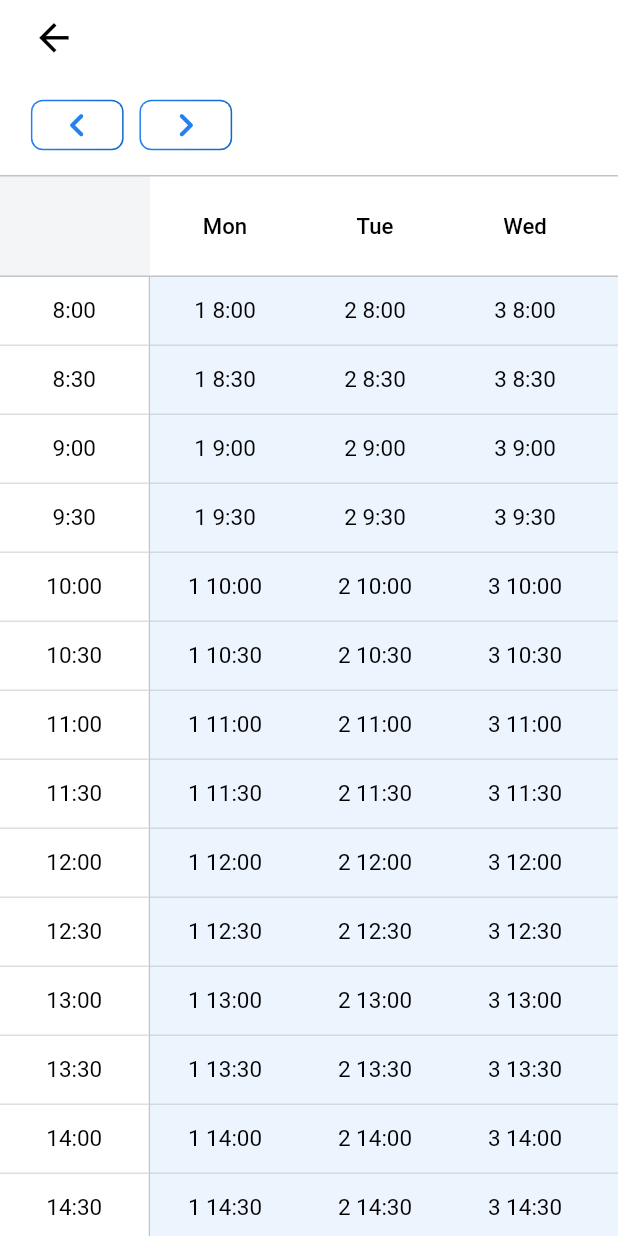
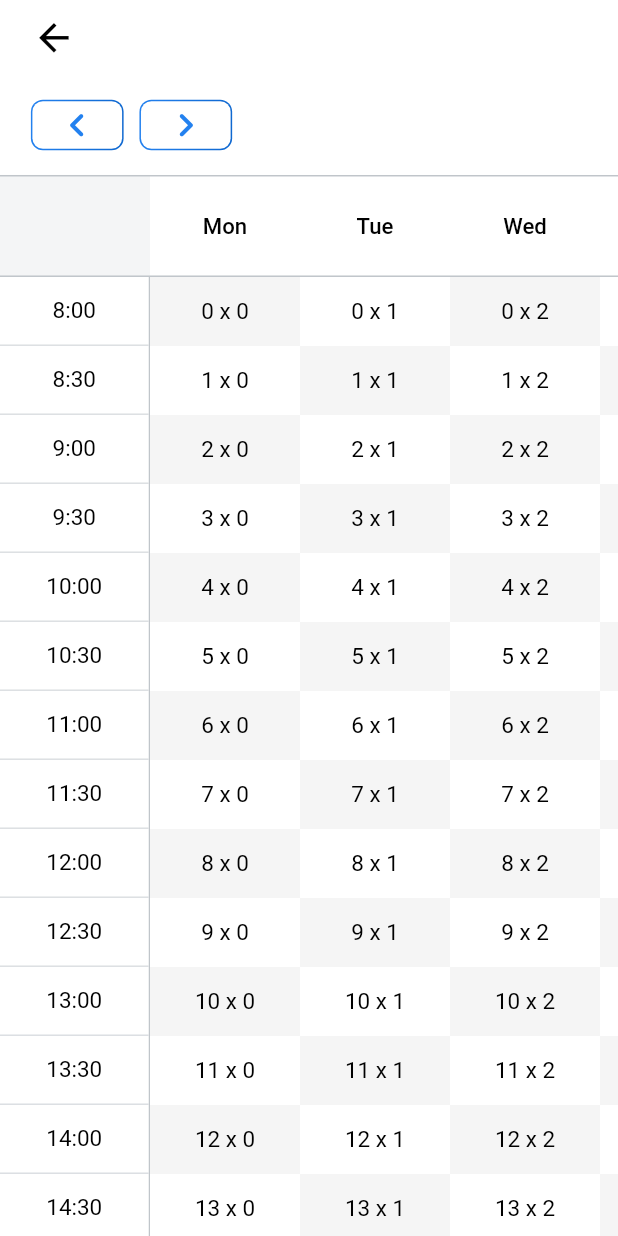
Before and after one commit to coderof19clc7/MobileApplicationProgrammingAdvance, a Flutter app: the BookingPage screen opened directly, on a phone screen of 412 x 824 dp. Run offline on Flutter 3.47's test engine with Material 2 defaults, Android fonts, the phone set to English and light mode, and no system bars; our stand-ins replace chewie, flutter_svg, page_transition, stop_watch_timer, video_player; missing offline and left inert: syncfusion_flutter_pdfviewer; network calls fail.

Commit message:
try to making new multiple directional scrollable board with interactviewer.builder to improve performance (not done yet)

```diff
--- a/lib/presentations/screens/booking/booking_page.dart
+++ b/lib/presentations/screens/booking/booking_page.dart
@@ -1,6 +1,7 @@
 import 'package:flutter/material.dart';
 import 'package:one_one_learn/configs/constants/dimens.dart';
 import 'package:one_one_learn/presentations/screens/booking/widgets/multiple_scroll_direction_board.dart';
+import 'package:one_one_learn/presentations/screens/booking/widgets/multiple_scroll_direction_board_with_interactive_viewer_builder.dart';
 import 'package:one_one_learn/presentations/widgets/app_bar/simple_app_bar.dart';
 import 'package:one_one_learn/presentations/widgets/buttons/primary_outline_button.dart';
 import 'package:one_one_learn/presentations/widgets/spaces/empty_proportional_space.dart';
@@ -43,7 +44,7 @@ class BookingPage extends StatelessWidget {
             ),
           ),
           Expanded(
-            child: MultipleScrollDirectionBoard(
+            child: MultipleScrollDirectionBoardWithInteractiveViewerBuilder(
               onPress: (String dateSelected) {
                 print('dateSelected: $dateSelected');
               },
--- /dev/null
+++ b/lib/presentations/screens/booking/widgets/multiple_scroll_direction_board_with_interactive_viewer_builder.dart
@@ -0,0 +1,417 @@
+import 'package:flutter/material.dart';
+import 'package:one_one_learn/configs/app_configs/app_extensions.dart';
+import 'package:one_one_learn/configs/constants/dimens.dart';
+import 'package:one_one_learn/presentations/widgets/others/linked_scroll_controller.dart';
+import 'package:vector_math/vector_math_64.dart' show Quad, Vector3;
+
+class MultipleScrollDirectionBoardWithInteractiveViewerBuilder extends StatefulWidget {
+  const MultipleScrollDirectionBoardWithInteractiveViewerBuilder({
+    super.key,
+    required this.onPress,
+    this.headerData = const [],
+    this.bodyData = const [],
+    this.cellWidth = 100,
+    this.cellHeight = 46,
+    this.headerHeight = 68,
+    this.firstColumnWidth = 100,
+  });
+
+  final List<String?> headerData;
+  final List<List<String?>> bodyData;
+  final double cellWidth;
+  final double cellHeight;
+  final double headerHeight;
+  final double firstColumnWidth;
+  final Function(String dateSelected) onPress;
+
+  @override
+  createState() => _MultipleScrollDirectionBoardWithInteractiveViewerBuilderState();
+}
+
+class _MultipleScrollDirectionBoardWithInteractiveViewerBuilderState extends State<MultipleScrollDirectionBoardWithInteractiveViewerBuilder> {
+  final _controllers = LinkedScrollControllerGroup();
+  late final ScrollController _headController;
+  late final ScrollController _bodyController;
+
+  @override
+  void initState() {
+    super.initState();
+    _headController = _controllers.addAndGet();
+    _bodyController = _controllers.addAndGet();
+  }
+
+  @override
+  void dispose() {
+    _headController.dispose();
+    _bodyController.dispose();
+    super.dispose();
+  }
+
+  @override
+  Widget build(BuildContext context) {
+    return Column(
+      children: [
+        TableHead(
+          height: widget.headerHeight,
+          width: widget.firstColumnWidth,
+          headerData: widget.headerData,
+          scrollController: _headController,
+        ),
+        Expanded(
+          child: TableBody(
+            // use when want data body is ListView.builder vertical wrap ListView.builder horizontal
+            // scrollController: _headController,
+            // horizontalScrollControllerLinker: _controllers,
+            scrollController: _bodyController,
+            bodyData: widget.bodyData,
+            cellHeight: widget.cellHeight,
+            cellWidth: widget.cellWidth,
+            firstColumnWidth: widget.firstColumnWidth,
+            numberOfColumn: widget.headerData.length,
+            onPress: (String dateSelected) {
+              widget.onPress.call(dateSelected);
+            },
+          ),
+        ),
+      ],
+    );
+  }
+}
+
+class TableBody extends StatefulWidget {
+  // use when want data body is ListView.builder vertical wrap ListView.builder horizontal
+  // final LinkedScrollControllerGroup horizontalScrollControllerLinker;
+  final ScrollController scrollController;
+  final List<List<String?>> bodyData;
+  final double cellHeight;
+  final double cellWidth;
+  final double firstColumnWidth;
+  final int numberOfColumn;
+  final Function(String dateSelected) onPress;
+
+  const TableBody({
+    super.key,
+    // required this.horizontalScrollControllerLinker,
+    required this.scrollController,
+    this.bodyData = const [],
+    required this.cellHeight,
+    required this.cellWidth,
+    required this.firstColumnWidth,
+    required this.numberOfColumn,
+    required this.onPress,
+  });
+
+  @override
+  createState() => _TableBodyState();
+}
+
+class _TableBodyState extends State<TableBody> {
+  LinkedScrollControllerGroup? _controllers;
+  ScrollController? _firstColumnController;
+
+  @override
+  void initState() {
+    super.initState();
+    _controllers = LinkedScrollControllerGroup();
+    _firstColumnController = _controllers?.addAndGet();
+  }
+
+  @override
+  void dispose() {
+    _firstColumnController?.dispose();
+    super.dispose();
+  }
+
+  // Returns the axis aligned bounding box for the given Quad, which might not
+  // be axis aligned.
+  Rect axisAlignedBoundingBox(Quad quad) {
+    var xMin = quad.point0.x;
+    var xMax = quad.point0.x;
+    var yMin = quad.point0.y;
+    var yMax = quad.point0.y;
+    for (final point in <Vector3>[
+      quad.point1,
+      quad.point2,
+      quad.point3,
+    ]) {
+      if (point.x < xMin) {
+        xMin = point.x;
+      } else if (point.x > xMax) {
+        xMax = point.x;
+      }
+
+      if (point.y < yMin) {
+        yMin = point.y;
+      } else if (point.y > yMax) {
+        yMax = point.y;
+      }
+    }
+
+    return Rect.fromLTRB(xMin, yMin, xMax, yMax);
+  }
+
+  @override
+  Widget build(BuildContext context) {
+    final numberOfDataColumns = (widget.numberOfColumn - 1) > 0
+        ? (widget.numberOfColumn - 1) : 0;
+    final numberOfDataRows = widget.bodyData[0].length;
+
+    return Row(
+      children: [
+        // first column
+        Container(
+          width: widget.firstColumnWidth,
+          decoration: BoxDecoration(
+            border: Border(
+              right: BorderSide(color: context.theme.colorScheme.outline),
+            ),
+          ),
+          child: ListView.builder(
+            controller: _firstColumnController,
+            physics: const AlwaysScrollableScrollPhysics(
+              parent: ClampingScrollPhysics(),
+            ),
+            itemCount: numberOfDataRows,
+            itemBuilder: (firstColumnContext, index) {
+              return TableBodyCell(
+                isShowDate: true,
+                onPress: (dateSelected) {
+                  widget.onPress.call(dateSelected);
+                },
+                color: context.theme.colorScheme.background,
+                content: widget.bodyData[0][index] ?? 'null',
+                textAlign: TextAlign.left,
+                dateSelected: widget.bodyData[0][index].toString(),
+              );
+            },
+          ),
+        ),
+
+        // data column (rest of column)
+        Expanded(
+          child: LayoutBuilder(
+            builder: (context, constraints) {
+              return InteractiveViewer.builder(
+                // scaleEnabled: false,
+                boundaryMargin: EdgeInsets.only(
+                  right: numberOfDataColumns * widget.cellWidth,
+                  bottom: numberOfDataRows * widget.cellHeight,
+                ),
+                onInteractionUpdate: (details) {
+                },
+                builder: (dataFieldContext, dataFieldViewPort) {
+                  return TableBodyDataBuilder(
+                    numRows: numberOfDataRows,
+                    numColumns: numberOfDataColumns,
+                    cellWidth: widget.cellWidth,
+                    cellHeight: widget.cellHeight,
+                    viewport: axisAlignedBoundingBox(dataFieldViewPort),
+                    builder: (BuildContext context, int row, int column) {
+                      return Container(
+                        height: widget.cellHeight,
+                        width: widget.cellWidth,
+                        color: row % 2 + column % 2 == 1
+                            ? Colors.white
+                            : Colors.grey.withOpacity(0.1),
+                        child: Align(
+                          child: Text('$row x $column'),
+                        ),
+                      );
+                    },
+                  );
+                },
+              );
+            },
+          ),
+        ),
+      ],
+    );
+  }
+}
+
+typedef CellBuilder = Widget Function(
+    BuildContext context, int row, int column);
+
+class TableBodyDataBuilder extends StatelessWidget {
+  const TableBodyDataBuilder({
+    super.key,
+    required this.numRows,
+    required this.numColumns,
+    required this.cellWidth,
+    required this.cellHeight,
+    required this.viewport,
+    required this.builder,
+  });
+
+  final int numRows, numColumns;
+  final double cellWidth;
+  final double cellHeight;
+  final Rect viewport;
+  final CellBuilder builder;
+
+  @override
+  Widget build(BuildContext context) {
+    final firstRow = (viewport.top / cellHeight).floor().clamp(0, numRows);
+    final lastRow = (viewport.bottom / cellHeight).ceil().clamp(0, numRows);
+    final firstCol = (viewport.left / cellWidth).floor().clamp(0, numColumns);
+    final lastCol = (viewport.right / cellWidth).ceil().clamp(0, numColumns);
+
+    return SizedBox(
+      width: viewport.right - viewport.left,
+      height: viewport.bottom - viewport.top,
+      child: Stack(
+        clipBehavior: Clip.none,
+        children: <Widget>[
+          for (int row = firstRow; row < lastRow; row++)
+            for (int col = firstCol; col < lastCol; col++)
+              Positioned(
+                left: col * cellWidth,
+                top: row * cellHeight,
+                child: builder(context, row, col),
+              ),
+        ],
+      ),
+    );
+  }
+}
+
+class TableBodyCell extends StatelessWidget {
+  final bool isShowDate;
+  final String content;
+  final Color? color;
+  final double width;
+  final double height;
+  final TextAlign textAlign;
+  final String dateSelected;
+  final Function(String dateSelected)? onPress;
+
+  const TableBodyCell({
+    super.key,
+    required this.content,
+    this.color,
+    required this.isShowDate,
+    this.width = 100,
+    this.height = 46,
+    this.onPress,
+    required this.dateSelected,
+    this.textAlign = TextAlign.right,
+  });
+
+  @override
+  Widget build(BuildContext context) {
+    return InkWell(
+      onTap: () {
+        onPress?.call(dateSelected);
+      },
+      child: Container(
+        width: width,
+        height: height,
+        decoration: BoxDecoration(
+          color: color,
+          border: Border(
+            bottom: BorderSide(
+              color: context.theme.colorScheme.scrim,
+            ),
+          ),
+        ),
+        alignment: Alignment.center,
+        child: Text(
+          content,
+          textAlign: textAlign,
+        ),
+      ),
+    );
+  }
+}
+
+class TableHeaderCell extends StatelessWidget {
+  final String content;
+  final Color? color;
+  final double? width;
+  final double? height;
+  final TextAlign textAlign;
+
+  const TableHeaderCell({
+    super.key,
+    this.color,
+    required this.content,
+    this.width,
+    this.height,
+    this.textAlign = TextAlign.right,
+  });
+
+  @override
+  Widget build(BuildContext context) {
+    return Container(
+      width: width ?? 100,
+      height: double.infinity,
+      decoration: BoxDecoration(
+        color: color,
+        border: Border(
+          top: BorderSide(color: context.theme.colorScheme.outline),
+          bottom: BorderSide(color: context.theme.colorScheme.outline),
+        ),
+      ),
+      alignment: Alignment.center,
+      child: Text(
+        content,
+        textAlign: textAlign,
+        style: Dimens.getProportionalFont(context, context.theme.textTheme.bodyMedium).copyWith(
+          fontSize: Dimens.getProportionalScreenWidth(context, 14),
+          fontWeight: FontWeight.w500,
+        ),
+      ),
+    );
+  }
+}
+
+class TableHead extends StatelessWidget {
+  final ScrollController scrollController;
+
+  const TableHead({
+    super.key,
+    required this.scrollController,
+    this.headerData = const [],
+    this.width,
+    this.height,
+  });
+
+  final List<String?> headerData;
+  final double? width;
+  final double? height;
+
+  @override
+  Widget build(BuildContext context) {
+    return SizedBox(
+      height: height ?? 68,
+      child: Row(
+        children: [
+          headerData.isNotEmpty
+              ? TableHeaderCell(
+            color: context.theme.colorScheme.outlineVariant.withOpacity(0.6),
+            content: headerData[0] ?? '',
+            width: width,
+            textAlign: TextAlign.left,
+          )
+              : Container(),
+          Expanded(
+            child: ListView.builder(
+              controller: scrollController,
+              physics: const ClampingScrollPhysics(),
+              scrollDirection: Axis.horizontal,
+              itemCount: headerData.length - 1,
+              itemBuilder: (headerContext, index) {
+                return TableHeaderCell(
+                  textAlign: TextAlign.center,
+                  content: headerData[index + 1] ?? '',
+                  width: 100,
+                  color: context.theme.colorScheme.background,
+                );
+              },
+            ),
+          ),
+        ],
+      ),
+    );
+  }
+}
--- a/pubspec.yaml
+++ b/pubspec.yaml
@@ -52,11 +52,13 @@ dependencies:
   # stop_watch_timer (count down) lib:
   stop_watch_timer: ^2.0.0
 
+  # video player libs (chewie is controller of video_player)
+  chewie: ^1.4.0
+  video_player: ^2.6.0
+
   # The following adds the Cupertino Icons font to your application.
   # Use with the CupertinoIcons class for iOS style icons.
   cupertino_icons: ^1.0.2
-  chewie: ^1.4.0
-  video_player: ^2.6.0
 
 dev_dependencies:
   flutter_test:
```
Also changed, not shown: 1 other file.
